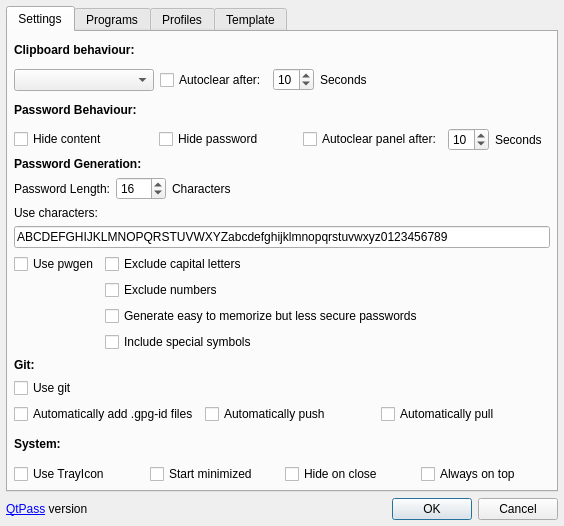
Old version of the form configdialog.ui in the repository IJHack/QtPass.
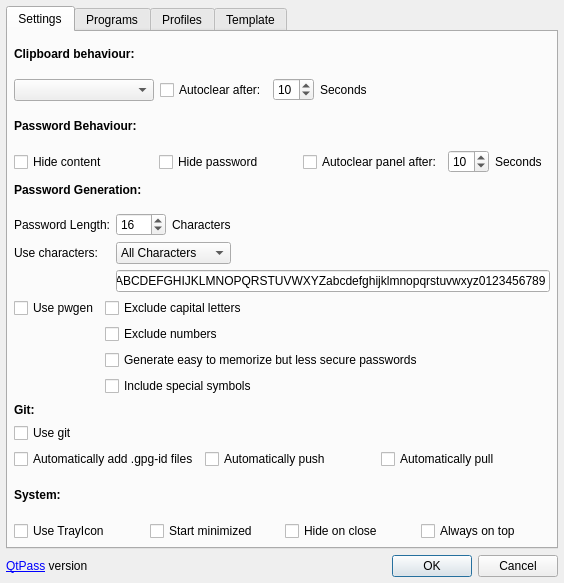
New version of the form. Icons and pictures are not drawn.

Commit message: Added Password Generator Templates

What changed in the file:
```diff
--- a/configdialog.ui
+++ b/configdialog.ui
@@ -7,7 +7,7 @@
     <x>0</x>
     <y>0</y>
     <width>564</width>
-    <height>526</height>
+    <height>583</height>
    </rect>
   </property>
   <property name="windowTitle">
@@ -204,14 +204,19 @@
           </widget>
          </item>
          <item>
-          <layout class="QHBoxLayout" name="horizontalLayout_13">
-           <item>
+          <layout class="QFormLayout" name="formLayout_2">
+           <property name="topMargin">
+            <number>10</number>
+           </property>
+           <item row="0" column="0">
             <widget class="QLabel" name="label_7">
              <property name="text">
               <string>Password Length:</string>
              </property>
             </widget>
            </item>
+           <item row="0" column="1">
+            <layout class="QHBoxLayout" name="horizontalLayout_13">
            <item>
             <widget class="QSpinBox" name="spinBoxPasswordLength">
              <property name="enabled">
@@ -259,7 +264,7 @@
            </item>
           </layout>
          </item>
-         <item>
+           <item row="1" column="0">
           <widget class="QLabel" name="labelPasswordChars">
            <property name="enabled">
             <bool>true</bool>
@@ -269,15 +274,82 @@
            </property>
           </widget>
          </item>
+           <item row="1" column="1">
+            <layout class="QHBoxLayout" name="horizontalLayout_10">
+             <property name="topMargin">
+              <number>0</number>
+             </property>
          <item>
+              <widget class="QComboBox" name="passwordCharTemplateSelector">
+               <property name="sizePolicy">
+                <sizepolicy hsizetype="Minimum" vsizetype="Fixed">
+                 <horstretch>0</horstretch>
+                 <verstretch>0</verstretch>
+                </sizepolicy>
+               </property>
+               <property name="toolTip">
+                <string>Select character set for password generation</string>
+               </property>
+               <item>
+                <property name="text">
+                 <string>All Characters</string>
+                </property>
+               </item>
+               <item>
+                <property name="text">
+                 <string>Alphabetical</string>
+                </property>
+               </item>
+               <item>
+                <property name="text">
+                 <string>Alphanumerical</string>
+                </property>
+               </item>
+               <item>
+                <property name="text">
+                 <string>Custom</string>
+                </property>
+               </item>
+              </widget>
+             </item>
+             <item>
+              <spacer name="horizontalSpacer_3">
+               <property name="orientation">
+                <enum>Qt::Horizontal</enum>
+               </property>
+               <property name="sizeHint" stdset="0">
+                <size>
+                 <width>40</width>
+                 <height>20</height>
+                </size>
+               </property>
+              </spacer>
+             </item>
+            </layout>
+           </item>
+           <item row="2" column="1">
           <widget class="QLineEdit" name="lineEditPasswordChars">
            <property name="enabled">
             <bool>true</bool>
            </property>
+             <property name="sizePolicy">
+              <sizepolicy hsizetype="Expanding" vsizetype="Fixed">
+               <horstretch>0</horstretch>
+               <verstretch>0</verstretch>
+              </sizepolicy>
+             </property>
+             <property name="maximumSize">
+              <size>
+               <width>600</width>
+               <height>16777215</height>
+              </size>
+             </property>
            <property name="text">
             <string>ABCDEFGHIJKLMNOPQRSTUVWXYZabcdefghijklmnopqrstuvwxyz0123456789</string>
            </property>
           </widget>
+           </item>
+          </layout>
          </item>
          <item>
           <layout class="QFormLayout" name="formLayout">
```
Lines whose indentation alone changed are shown as unchanged. The commit also changes 4 other files.
